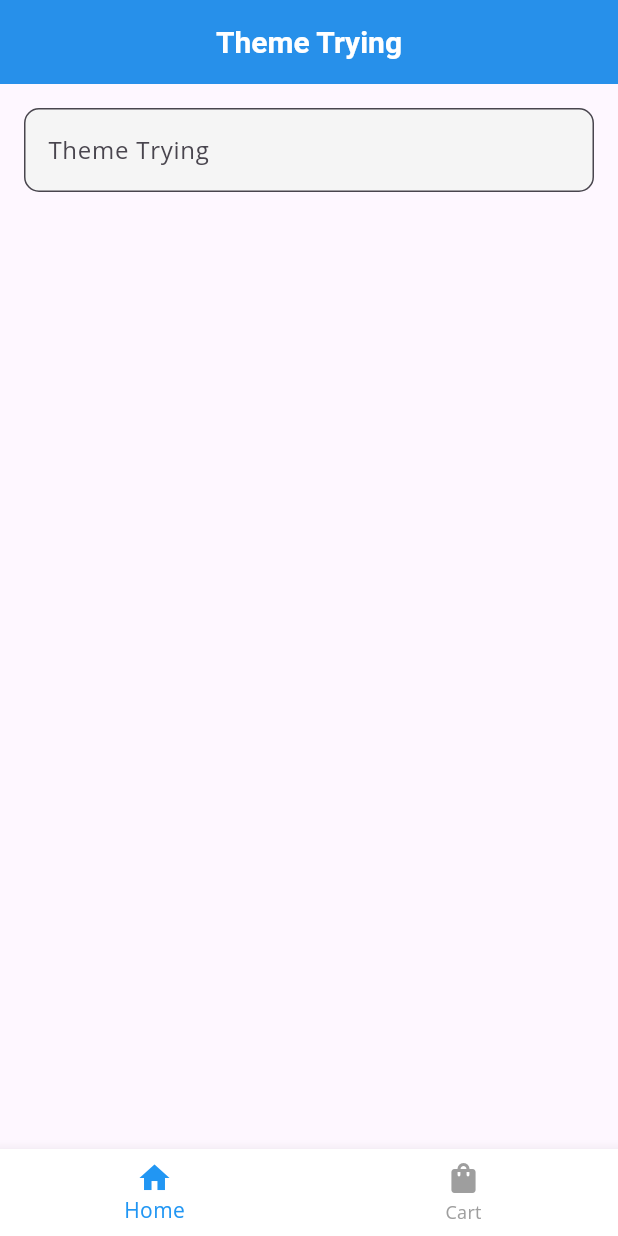
After one commit to Garima-Shrestha/flutter_for_college, a Flutter app: the screen it shows after launch, on a phone screen of 412 x 824 dp. The commit adds this screen. Run offline on Flutter 3.47's test engine with Material 3 defaults, Android fonts, the phone set to English and light mode, and no system bars.

Commit message:
Different themes tried

```diff
--- a/lib/app.dart
+++ b/lib/app.dart
@@ -4,6 +4,7 @@ import 'package:flutterfor_college/screens/bottom_screen_layout.dart';
 import 'package:flutterfor_college/screens/dashboard_screen.dart';
 import 'package:flutterfor_college/screens/datatable_screen.dart';
 import 'package:flutterfor_college/screens/employee_screen.dart';
+import 'package:flutterfor_college/screens/theme_trying.dart';
 import 'package:flutterfor_college/theme/theme_data.dart';
 
 class MyApp extends StatelessWidget {
@@ -15,11 +16,12 @@ class MyApp extends StatelessWidget {
       title: 'Flutter Apps for College',
       debugShowCheckedModeBanner: false,
       theme: getApplicationTheme(),
-      home: const DashboardScreen(),
+      // home: const DashboardScreen(),
       // home: const EmployeeScreen(),
       // home: const DatatableScreen(),
       // home: const AlertdialogScreen(),
       // home: const BottomScreenLayout(),
+      home: const ThemeTrying(),
     );
   }
 }
--- /dev/null
+++ b/lib/screens/theme_trying.dart
@@ -0,0 +1,33 @@
+import 'package:flutter/material.dart';
+
+class ThemeTrying extends StatelessWidget {
+  const ThemeTrying({super.key});
+
+  @override
+  Widget build(BuildContext context) {
+    return Scaffold(
+      appBar: AppBar(title: Text("Theme Trying"), centerTitle: true),
+      body: Padding(
+        padding: const EdgeInsets.all(16.0),
+        child: TextField(
+          decoration: InputDecoration(
+            labelText: "Theme Trying",
+            hintText: "Theme Trying",
+          ),
+        ),
+      ),
+      bottomNavigationBar: BottomNavigationBar(
+          items: const[
+            BottomNavigationBarItem(
+                icon: Icon(Icons.home),
+              label: 'Home',
+            ),
+
+            BottomNavigationBarItem(
+              icon: Icon(Icons.shopping_bag),
+              label: 'Cart',
+            ),
+      ]),
+    );
+  }
+}
--- a/lib/theme/theme_data.dart
+++ b/lib/theme/theme_data.dart
@@ -18,6 +18,36 @@ ThemeData getApplicationTheme(){
           borderRadius: BorderRadius.circular(5),
         )
       )
-    )
+    ),
+
+      // input decoration theme
+      inputDecorationTheme: InputDecorationTheme(
+        border: OutlineInputBorder(
+          borderRadius: BorderRadius.circular(10),
+        ),
+        filled: true,
+        fillColor: Colors.grey[100],
+      ),
+
+    // scaffoldBackgroundColor: Colors.blue,
+
+      // appbar theme
+    appBarTheme: AppBarTheme(
+        color: Colors.blue,
+      elevation: 4,
+      titleTextStyle: TextStyle(
+        color: Colors.white,
+        fontSize: 20,
+        fontWeight: FontWeight.bold,
+      ),
+    ),
+
+
+    // bottomnavigation Theme
+      bottomNavigationBarTheme: BottomNavigationBarThemeData(
+        backgroundColor: Colors.white,
+        selectedItemColor: Colors.blue,
+        unselectedItemColor: Colors.grey,
+      )
   );
 }
```
